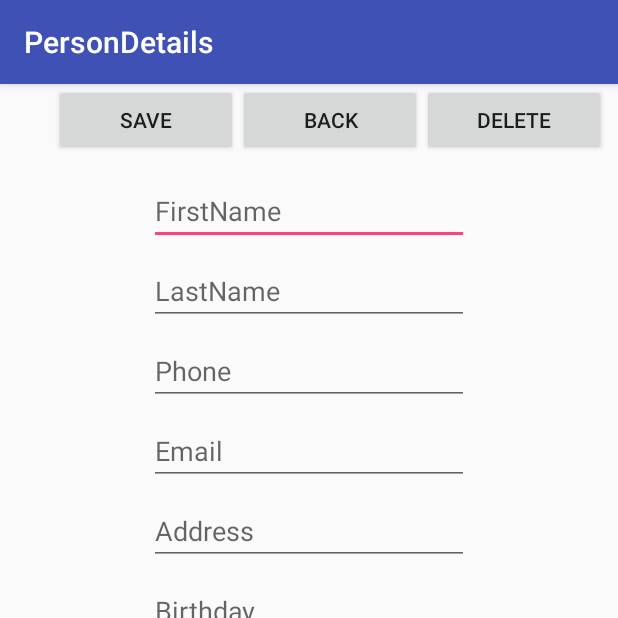
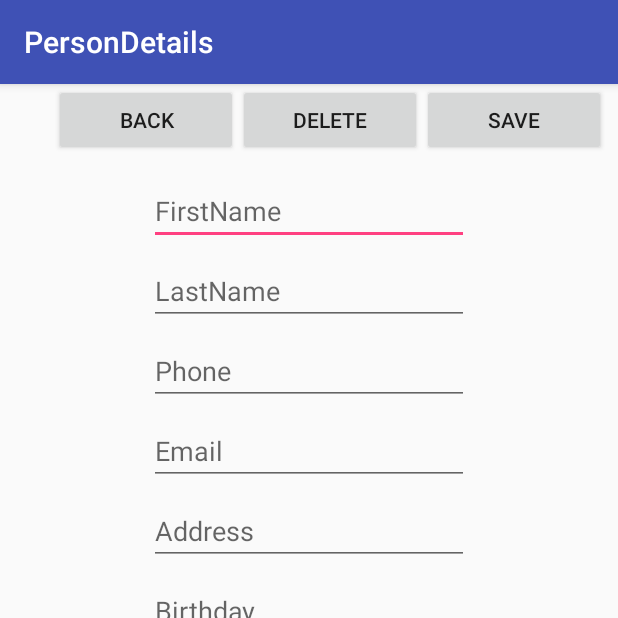
Before and after one commit to BetterEdition/FriendsAppRepo, an Android app: the screen it shows after launch (DetailsActivity), after a tap on "ADD", on a phone screen of 412 x 824 dp, the top half of it. Run offline under Robolectric (Android 15) with nearby library versions, the phone set to English and light mode, and no system bars.

Commit message:
Intent added navigating to details view when clicking person from listView

```diff
--- a/app/src/main/java/com/example/jesperenemark/friendsapp/Controller/DetailsActivity.java
+++ b/app/src/main/java/com/example/jesperenemark/friendsapp/Controller/DetailsActivity.java
@@ -15,11 +15,14 @@ import com.example.jesperenemark.friendsapp.R;
 
 import java.util.ArrayList;
 
+import javax.xml.transform.Source;
+
 
 public class DetailsActivity extends AppCompatActivity {
 
 
     Button buttonAdd;
+    Button buttonDelete;
     EditText firstNameText,lastNameText, addressText, mailText, birthDateText, phoneText;
 
     AppProvider appProvider;
@@ -33,7 +36,11 @@ public class DetailsActivity extends AppCompatActivity {
 
         appProvider = new AppProvider(this);
         buttonAdd = (Button) findViewById(R.id.btnSave);
+        buttonDelete = (Button) findViewById(R.id.btnDelete);
         init();
+
+        backbtn = (Button) findViewById(R.id.btnBack);
+        clickBack();
 
         buttonAdd.setOnClickListener(new View.OnClickListener() {
             public void onClick(View v) {
@@ -41,8 +48,6 @@ public class DetailsActivity extends AppCompatActivity {
             }
         });
 
-        backbtn = (Button) findViewById(R.id.btnBack);
-        clickBack();
     }
 
     public void init() {
--- a/app/src/main/java/com/example/jesperenemark/friendsapp/Controller/MainActivity.java
+++ b/app/src/main/java/com/example/jesperenemark/friendsapp/Controller/MainActivity.java
@@ -4,6 +4,8 @@ import android.os.Bundle;
 import android.support.v7.app.AppCompatActivity;
 import android.view.Menu;
 import android.view.MenuItem;
+import android.view.View;
+import android.widget.AdapterView;
 import android.widget.ArrayAdapter;
 import android.widget.Button;
 import android.widget.EditText;
@@ -44,6 +46,17 @@ public class MainActivity extends AppCompatActivity {
 
         appProvider = new AppProvider(this);
         fillList();
+
+        listV.setOnItemClickListener(new AdapterView.OnItemClickListener() {
+            @Override
+            public void onItemClick(AdapterView<?> parent, View view, int position, long id) {
+
+                Intent x = new Intent();
+                x.setClass(MainActivity.this, DetailsActivity.class);
+                x.putExtra("index", position);
+                startActivity(x);
+            }
+        });
 
 
     }
--- a/app/src/main/java/com/example/jesperenemark/friendsapp/DAO/AppProvider.java
+++ b/app/src/main/java/com/example/jesperenemark/friendsapp/DAO/AppProvider.java
@@ -3,6 +3,8 @@ import android.content.ContentValues;
 import android.content.Context;
 import android.database.Cursor;
 import android.database.sqlite.SQLiteDatabase;
+import android.util.Log;
+
 import com.example.jesperenemark.friendsapp.BE.Friend;
 import java.util.ArrayList;
 import java.util.List;
@@ -18,7 +20,7 @@ public class AppProvider {
     private static final String TAG = "AppProvider";
 
     // Person Table Name
-    static final String TABLE_NAME = "PERSON";
+    public static final String TABLE_NAME = "PERSON";
 
     AppDatabase appDatabase;
     SQLiteDatabase db;
@@ -32,11 +34,7 @@ public class AppProvider {
         public static final String PERSON_Mail = "mail";
         public static final String PERSON_Phone = "phone";
 
-
-
     }
-
-
 
     public AppProvider(Context context) {
         this.appDatabase = AppDatabase.getInstance(context);
@@ -54,8 +52,6 @@ public class AppProvider {
         cValues.put(Columns.PERSON_Address,friend.Address);
         cValues.put(Columns.PERSON_Phone,friend.PhoneNumber);
         cValues.put(Columns.PERSON_Mail,friend.MailAddress);
-
-
 
          db.insert("PERSON",null, cValues);
          db.close();
@@ -90,12 +86,16 @@ public class AppProvider {
     }
 
 
-    public void deletePerson(int id) {
+    // Deleting single friend
+    public void deleteFriend(Friend friend) {
+        SQLiteDatabase db = appDatabase.getWritableDatabase();
+        db.delete(TABLE_NAME, Columns._ID + " = ?",
+                new String[] { String.valueOf(friend.getId()) });
+        db.close();
+    }
 
-    }
     public Friend updatePerson(int id) {
         return null;
     }
 
-
 }
--- a/app/src/main/res/layout/detail.xml
+++ b/app/src/main/res/layout/detail.xml
@@ -156,17 +156,6 @@
         app:layout_constraintTop_toTopOf="parent">
 
         <Button
-            android:id="@+id/btnSave"
-            style="@style/Widget.AppCompat.Button"
-            android:layout_width="107dp"
-            android:layout_height="wrap_content"
-            android:layout_weight="1"
-            android:text="@string/save"
-            android:textAppearance="@style/TextAppearance.AppCompat.Button"
-            tools:layout_editor_absoluteX="139dp"
-            tools:layout_editor_absoluteY="8dp" />
-
-        <Button
             android:id="@+id/btnBack"
             style="@style/Widget.AppCompat.Button"
             android:layout_width="107dp"
@@ -186,6 +175,17 @@
             android:textSize="14sp"
             tools:layout_editor_absoluteX="261dp"
             tools:layout_editor_absoluteY="8dp" />
+
+        <Button
+            android:id="@+id/btnSave"
+            style="@style/Widget.AppCompat.Button"
+            android:layout_width="107dp"
+            android:layout_height="wrap_content"
+            android:layout_weight="1"
+            android:text="@string/save"
+            android:textAppearance="@style/TextAppearance.AppCompat.Button"
+            tools:layout_editor_absoluteX="139dp"
+            tools:layout_editor_absoluteY="8dp" />
     </LinearLayout>
 
 </android.support.constraint.ConstraintLayout>
```
